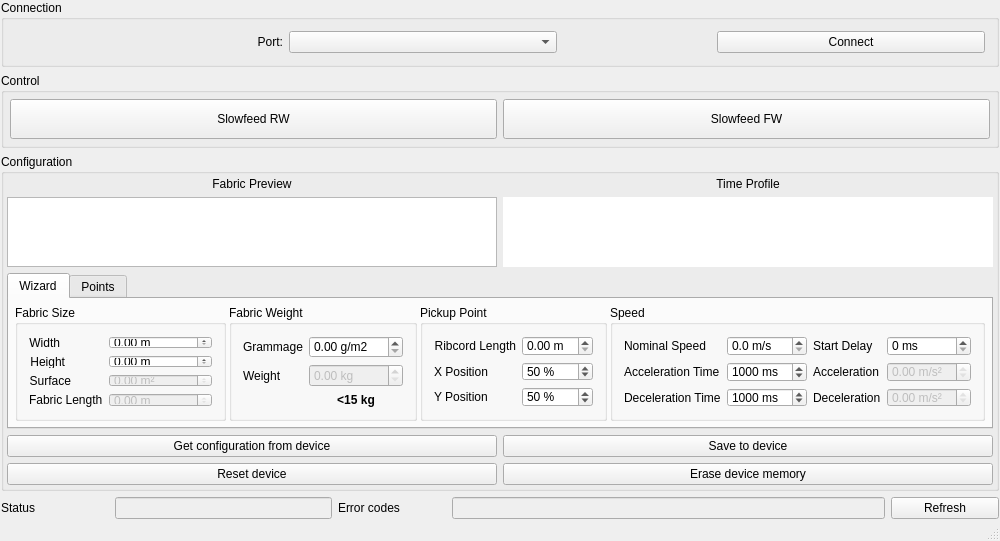
First picture: the form in tools/ABK_config/ABK_config.ui, repository exmachina-dev/ABK-firmware, before the edit.
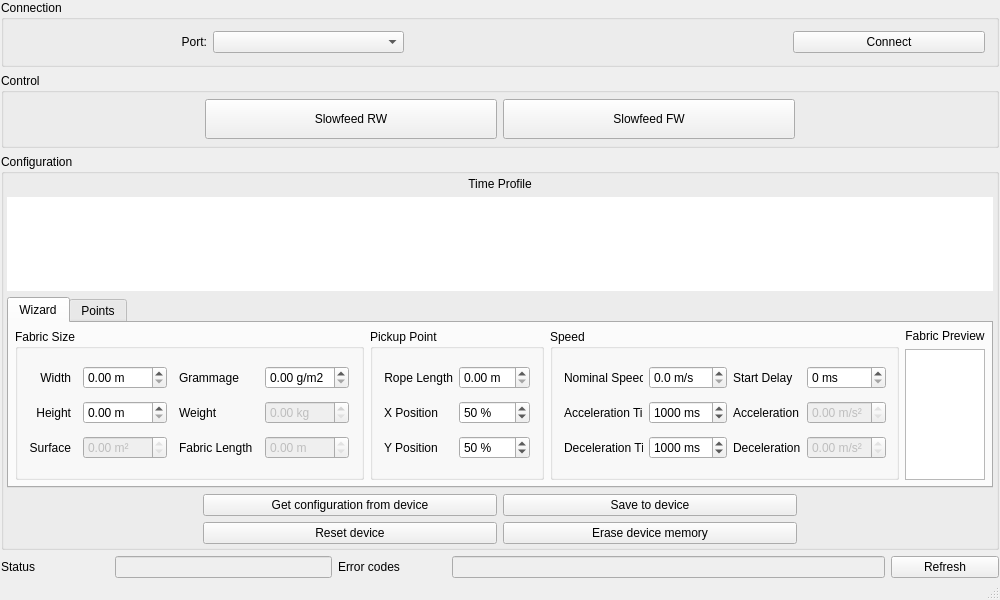
Second picture: the form after the edit. Icons and pictures are not drawn.

The edit to the form file:
```diff
--- a/tools/ABK_config/ABK_config.ui
+++ b/tools/ABK_config/ABK_config.ui
@@ -13,7 +13,7 @@
     <x>0</x>
     <y>0</y>
     <width>1000</width>
-    <height>541</height>
+    <height>600</height>
    </rect>
   </property>
   <property name="minimumSize">
@@ -68,7 +68,7 @@
         <property name="title">
          <string>Connection</string>
         </property>
-        <layout class="QHBoxLayout" name="horizontalLayout">
+        <layout class="QHBoxLayout" name="horizontalLayout" stretch="1,1,2,1">
          <item>
           <widget class="QLabel" name="portLabel">
            <property name="minimumSize">
@@ -125,7 +125,7 @@
         <property name="title">
          <string>Control</string>
         </property>
-        <layout class="QHBoxLayout" name="horizontalLayout_2">
+        <layout class="QHBoxLayout" name="horizontalLayout_2" stretch="2,3,3,2">
          <property name="leftMargin">
           <number>6</number>
          </property>
@@ -138,6 +138,19 @@
          <property name="bottomMargin">
           <number>6</number>
          </property>
+         <item>
+          <spacer name="horizontalSpacer_2">
+           <property name="orientation">
+            <enum>Qt::Horizontal</enum>
+           </property>
+           <property name="sizeHint" stdset="0">
+            <size>
+             <width>40</width>
+             <height>20</height>
+            </size>
+           </property>
+          </spacer>
+         </item>
          <item>
           <widget class="QPushButton" name="slowfeedRewindButton">
            <property name="sizePolicy">
@@ -176,6 +189,19 @@
            </property>
           </widget>
          </item>
+         <item>
+          <spacer name="horizontalSpacer_3">
+           <property name="orientation">
+            <enum>Qt::Horizontal</enum>
+           </property>
+           <property name="sizeHint" stdset="0">
+            <size>
+             <width>40</width>
+             <height>20</height>
+            </size>
+           </property>
+          </spacer>
+         </item>
         </layout>
        </widget>
       </item>
@@ -210,11 +236,11 @@
           <number>3</number>
          </property>
          <item>
-          <layout class="QGridLayout" name="gridLayout_7" rowstretch="1,1000" rowminimumheight="0,0">
+          <layout class="QGridLayout" name="gridLayout_7" rowstretch="0,0">
            <property name="horizontalSpacing">
             <number>6</number>
            </property>
-           <item row="0" column="1">
+           <item row="0" column="0">
             <widget class="QLabel" name="label">
              <property name="sizePolicy">
               <sizepolicy hsizetype="Preferred" vsizetype="Preferred">
@@ -230,7 +256,7 @@
              </property>
             </widget>
            </item>
-           <item row="1" column="1">
+           <item row="1" column="0">
             <widget class="QGraphicsView" name="profileView">
              <property name="sizePolicy">
               <sizepolicy hsizetype="MinimumExpanding" vsizetype="MinimumExpanding">
@@ -281,39 +307,6 @@
              </property>
             </widget>
            </item>
-           <item row="1" column="0">
-            <layout class="QVBoxLayout" name="verticalLayout_2" stretch="0">
-             <property name="spacing">
-              <number>0</number>
-             </property>
-             <item>
-              <widget class="QGraphicsView" name="fabricView">
-               <property name="lineWidth">
-                <number>2</number>
-               </property>
-               <property name="verticalScrollBarPolicy">
-                <enum>Qt::ScrollBarAlwaysOff</enum>
-               </property>
-               <property name="horizontalScrollBarPolicy">
-                <enum>Qt::ScrollBarAlwaysOff</enum>
-               </property>
-               <property name="sizeAdjustPolicy">
-                <enum>QAbstractScrollArea::AdjustToContents</enum>
-               </property>
-              </widget>
-             </item>
-            </layout>
-           </item>
-           <item row="0" column="0">
-            <widget class="QLabel" name="label_2">
-             <property name="text">
-              <string>Fabric Preview</string>
-             </property>
-             <property name="alignment">
-              <set>Qt::AlignCenter</set>
-             </property>
-            </widget>
-           </item>
           </layout>
          </item>
          <item>
@@ -357,7 +350,7 @@
               <attribute name="title">
                <string>Wizard</string>
               </attribute>
-              <layout class="QGridLayout" name="gridLayout_8" columnstretch="1,0,0,0,0,0">
+              <layout class="QGridLayout" name="gridLayout_8">
                <property name="leftMargin">
                 <number>6</number>
                </property>
@@ -371,168 +364,36 @@
                 <number>6</number>
                </property>
                <property name="spacing">
-                <number>3</number>
+                <number>6</number>
                </property>
-               <item row="1" column="2" colspan="2">
-                <widget class="QGroupBox" name="fabricWeightGroupBox">
-                 <property name="title">
-                  <string>Fabric Weight</string>
+               <item row="0" column="6">
+                <widget class="QLabel" name="label_2">
+                 <property name="text">
+                  <string>Fabric Preview</string>
                  </property>
-                 <layout class="QFormLayout" name="formLayout_4">
-                  <item row="0" column="0">
-                   <widget class="QLabel" name="fabricGrammageLabel">
-                    <property name="text">
-                     <string>Grammage</string>
-                    </property>
-                   </widget>
-                  </item>
-                  <item row="1" column="0">
-                   <widget class="QLabel" name="fabricWeightLabel">
-                    <property name="text">
-                     <string>Weight</string>
-                    </property>
-                   </widget>
-                  </item>
-                  <item row="0" column="1">
-                   <widget class="QDoubleSpinBox" name="fabricGrammageDoubleSpinBox">
-                    <property name="suffix">
-                     <string> g/m2</string>
-                    </property>
-                    <property name="maximum">
-                     <double>999.899999999999977</double>
-                    </property>
-                   </widget>
-                  </item>
-                  <item row="1" column="1">
-                   <widget class="QDoubleSpinBox" name="fabricWeightDoubleSpinBox">
-                    <property name="enabled">
-                     <bool>false</bool>
-                    </property>
-                    <property name="suffix">
-                     <string> kg</string>
-                    </property>
-                   </widget>
-                  </item>
-                  <item row="2" column="1">
-                   <widget class="QLabel" name="fabricWeightLimitLabel">
-                    <property name="font">
-                     <font>
-                      <weight>75</weight>
-                      <bold>true</bold>
-                     </font>
-                    </property>
-                    <property name="text">
-                     <string> &lt;15 kg</string>
-                    </property>
-                    <property name="textFormat">
-                     <enum>Qt::AutoText</enum>
-                    </property>
-                    <property name="alignment">
-                     <set>Qt::AlignCenter</set>
-                    </property>
-                   </widget>
-                  </item>
-                 </layout>
+                 <property name="alignment">
+                  <set>Qt::AlignCenter</set>
+                 </property>
                 </widget>
                </item>
-               <item row="1" column="4">
-                <widget class="QGroupBox" name="pickupPointGroupBox">
-                 <property name="sizePolicy">
-                  <sizepolicy hsizetype="Preferred" vsizetype="MinimumExpanding">
-                   <horstretch>0</horstretch>
-                   <verstretch>0</verstretch>
-                  </sizepolicy>
+               <item row="1" column="6">
+                <widget class="QGraphicsView" name="fabricView">
+                 <property name="lineWidth">
+                  <number>2</number>
                  </property>
-                 <property name="minimumSize">
-                  <size>
-                   <width>0</width>
-                   <height>100</height>
-                  </size>
+                 <property name="verticalScrollBarPolicy">
+                  <enum>Qt::ScrollBarAlwaysOff</enum>
                  </property>
-                 <property name="title">
-                  <string>Pickup Point</string>
+                 <property name="horizontalScrollBarPolicy">
+                  <enum>Qt::ScrollBarAlwaysOff</enum>
                  </property>
-                 <layout class="QFormLayout" name="formLayout_2">
-                  <item row="0" column="0">
-                   <widget class="QLabel" name="cableLengthLabel">
-                    <property name="text">
-                     <string>Ribcord Length</string>
-                    </property>
-                    <property name="alignment">
-                     <set>Qt::AlignRight|Qt::AlignTrailing|Qt::AlignVCenter</set>
-                    </property>
-                   </widget>
-                  </item>
-                  <item row="0" column="1">
-                   <widget class="QDoubleSpinBox" name="cableLengthDoubleSpinBox">
-                    <property name="suffix">
-                     <string> m</string>
-                    </property>
-                    <property name="maximum">
-                     <double>50.000000000000000</double>
-                    </property>
-                   </widget>
-                  </item>
-                  <item row="1" column="0">
-                   <widget class="QLabel" name="pickupPointXLabel">
-                    <property name="text">
-                     <string>X Position</string>
-                    </property>
-                   </widget>
-                  </item>
-                  <item row="1" column="1">
-                   <widget class="QSpinBox" name="pickupPointXSpinBox">
-                    <property name="suffix">
-                     <string> %</string>
-                    </property>
-                    <property name="prefix">
-                     <string/>
-                    </property>
-                    <property name="maximum">
-                     <number>100</number>
-                    </property>
-                    <property name="singleStep">
-                     <number>5</number>
-                    </property>
-                    <property name="value">
-                     <number>50</number>
-                    </property>
-                   </widget>
-                  </item>
-                  <item row="2" column="0">
-                   <widget class="QLabel" name="pickupPointYLabel">
-                    <property name="text">
-                     <string>Y Position</string>
-                    </property>
-                   </widget>
-                  </item>
-                  <item row="2" column="1">
-                   <widget class="QSpinBox" name="pickupPointYSpinBox">
-                    <property name="suffix">
-                     <string> %</string>
-                    </property>
-                    <property name="maximum">
-                     <number>100</number>
-                    </property>
-                    <property name="singleStep">
-                     <number>5</number>
-                    </property>
-                    <property name="value">
-                     <number>50</number>
-                    </property>
-                   </widget>
-                  </item>
-                 </layout>
+                 <property name="sizeAdjustPolicy">
+                  <enum>QAbstractScrollArea::AdjustToContents</enum>
+                 </property>
                 </widget>
                </item>
-               <item row="1" column="5">
+               <item row="0" column="5" rowspan="2">
                 <widget class="QGroupBox" name="speedGroupBox">
-                 <property name="sizePolicy">
-                  <sizepolicy hsizetype="Preferred" vsizetype="MinimumExpanding">
-                   <horstretch>0</horstretch>
-                   <verstretch>0</verstretch>
-                  </sizepolicy>
-                 </property>
                  <property name="minimumSize">
                   <size>
                    <width>0</width>
@@ -678,24 +539,112 @@
                  </layout>
                 </widget>
                </item>
-               <item row="1" column="0">
+               <item row="0" column="4" rowspan="2">
+                <widget class="QGroupBox" name="pickupPointGroupBox">
+                 <property name="minimumSize">
+                  <size>
+                   <width>0</width>
+                   <height>100</height>
+                  </size>
+                 </property>
+                 <property name="title">
+                  <string>Pickup Point</string>
+                 </property>
+                 <layout class="QGridLayout" name="gridLayout_4">
+                  <property name="horizontalSpacing">
+                   <number>6</number>
+                  </property>
+                  <item row="0" column="0">
+                   <widget class="QLabel" name="cableLengthLabel">
+                    <property name="text">
+                     <string>Rope Length</string>
+                    </property>
+                    <property name="alignment">
+                     <set>Qt::AlignRight|Qt::AlignTrailing|Qt::AlignVCenter</set>
+                    </property>
+                   </widget>
+                  </item>
+                  <item row="0" column="1">
+                   <widget class="QDoubleSpinBox" name="cableLengthDoubleSpinBox">
+                    <property name="suffix">
+                     <string> m</string>
+                    </property>
+                    <property name="maximum">
+                     <double>50.000000000000000</double>
+                    </property>
+                   </widget>
+                  </item>
+                  <item row="1" column="0">
+                   <widget class="QLabel" name="pickupPointXLabel">
+                    <property name="text">
+                     <string>X Position</string>
+                    </property>
+                   </widget>
+                  </item>
+                  <item row="1" column="1">
+                   <widget class="QSpinBox" name="pickupPointXSpinBox">
+                    <property name="suffix">
+                     <string> %</string>
+                    </property>
+                    <property name="prefix">
+                     <string/>
+                    </property>
+                    <property name="maximum">
+                     <number>100</number>
+                    </property>
+                    <property name="singleStep">
+                     <number>5</number>
+                    </property>
+                    <property name="value">
+                     <number>50</number>
+                    </property>
+                   </widget>
+                  </item>
+                  <item row="2" column="0">
+                   <widget class="QLabel" name="pickupPointYLabel">
+                    <property name="text">
+                     <string>Y Position</string>
+                    </property>
+                   </widget>
+                  </item>
+                  <item row="2" column="1">
+                   <widget class="QSpinBox" name="pickupPointYSpinBox">
+                    <property name="suffix">
+                     <string> %</string>
+                    </property>
+                    <property name="maximum">
+                     <number>100</number>
+                    </property>
+                    <property name="singleStep">
+                     <number>5</number>
+                    </property>
+                    <property name="value">
+                     <number>50</number>
+                    </property>
+                   </widget>
+                  </item>
+                 </layout>
+                </widget>
+               </item>
+               <item row="0" column="1" rowspan="2">
                 <widget class="QGroupBox" name="fabricSizeGroupBox">
-                 <property name="sizePolicy">
-                  <sizepolicy hsizetype="Preferred" vsizetype="MinimumExpanding">
-                   <horstretch>0</horstretch>
-                   <verstretch>0</verstretch>
-                  </sizepolicy>
-                 </property>
-                 <property name="minimumSize">
-                  <size>
-                   <width>0</width>
-                   <height>100</height>
-                  </size>
-                 </property>
                  <property name="title">
                   <string>Fabric Size</string>
                  </property>
-                 <layout class="QFormLayout" name="formLayout">
+                 <layout class="QGridLayout" name="gridLayout_2" columnstretch="1,1,1,1">
+                  <property name="horizontalSpacing">
+                   <number>12</number>
+                  </property>
+                  <property name="verticalSpacing">
+                   <number>6</number>
+                  </property>
+                  <item row="0" column="2">
+                   <widget class="QLabel" name="fabricGrammageLabel">
+                    <property name="text">
+                     <string>Grammage</string>
+                    </property>
+                   </widget>
+                  </item>
                   <item row="0" column="0">
                    <widget class="QLabel" name="fabricWidthLabel">
                     <property name="text">
@@ -716,6 +665,16 @@
                     </property>
                    </widget>
                   </item>
+                  <item row="2" column="0">
+                   <widget class="QLabel" name="fabricSurfaceLabel">
+                    <property name="text">
+                     <string>Surface</string>
+                    </property>
+                    <property name="alignment">
+                     <set>Qt::AlignRight|Qt::AlignTrailing|Qt::AlignVCenter</set>
+                    </property>
+                   </widget>
+                  </item>
                   <item row="1" column="0">
                    <widget class="QLabel" name="fabricHeighLabel">
                     <property name="text">
@@ -736,16 +695,6 @@
                     </property>
                    </widget>
                   </item>
-                  <item row="2" column="0">
-                   <widget class="QLabel" name="fabricSurfaceLabel">
-                    <property name="text">
-                     <string>Surface</string>
-                    </property>
-                    <property name="alignment">
-                     <set>Qt::AlignRight|Qt::AlignTrailing|Qt::AlignVCenter</set>
-                    </property>
-                   </widget>
-                  </item>
                   <item row="2" column="1">
                    <widget class="QDoubleSpinBox" name="fabricSurfaceDoubleSpinBox">
                     <property name="enabled">
@@ -768,14 +717,34 @@
                     </property>
                    </widget>
                   </item>
-                  <item row="3" column="0">
-                   <widget class="QLabel" name="fabricLengthLabel">
+                  <item row="0" column="3">
+                   <widget class="QDoubleSpinBox" name="fabricGrammageDoubleSpinBox">
+                    <property name="suffix">
+                     <string> g/m2</string>
+                    </property>
+                    <property name="maximum">
+                     <double>999.899999999999977</double>
+                    </property>
+                   </widget>
+                  </item>
+                  <item row="1" column="3">
+                   <widget class="QDoubleSpinBox" name="fabricWeightDoubleSpinBox">
+                    <property name="enabled">
+                     <bool>false</bool>
+                    </property>
+                    <property name="suffix">
+                     <string> kg</string>
+                    </property>
+                   </widget>
+                  </item>
+                  <item row="1" column="2">
+                   <widget class="QLabel" name="fabricWeightLabel">
                     <property name="text">
-                     <string>Fabric Length</string>
+                     <string>Weight</string>
                     </property>
                    </widget>
                   </item>
-                  <item row="3" column="1">
+                  <item row="2" column="3">
                    <widget class="QDoubleSpinBox" name="fabricLengthDoubleSpinBox">
                     <property name="enabled">
                      <bool>false</bool>
@@ -797,6 +766,13 @@
                     </property>
                    </widget>
                   </item>
+                  <item row="2" column="2">
+                   <widget class="QLabel" name="fabricLengthLabel">
+                    <property name="text">
+                     <string>Fabric Length</string>
+                    </property>
+                   </widget>
+                  </item>
                  </layout>
                 </widget>
                </item>
@@ -1001,38 +977,38 @@
           </layout>
          </item>
          <item>
-          <layout class="QGridLayout" name="gridLayout_5">
+          <layout class="QGridLayout" name="gridLayout_5" columnstretch="2,3,3,2">
            <property name="topMargin">
             <number>0</number>
            </property>
            <property name="horizontalSpacing">
             <number>6</number>
            </property>
-           <item row="0" column="0">
-            <widget class="QPushButton" name="getConfigButton">
-             <property name="styleSheet">
-              <string notr="true"/>
-             </property>
-             <property name="text">
-              <string>Get configuration from device</string>
-             </property>
-            </widget>
-           </item>
-           <item row="0" column="1">
+           <item row="0" column="2">
             <widget class="QPushButton" name="saveConfigButton">
              <property name="text">
               <string>Save to device</string>
              </property>
             </widget>
            </item>
-           <item row="1" column="0">
+           <item row="0" column="1">
+            <widget class="QPushButton" name="getConfigButton">
+             <property name="styleSheet">
+              <string notr="true"/>
+             </property>
+             <property name="text">
+              <string>Get configuration from device</string>
+             </property>
+            </widget>
+           </item>
+           <item row="1" column="1">
             <widget class="QPushButton" name="resetButton">
              <property name="text">
               <string>Reset device</string>
              </property>
             </widget>
            </item>
-           <item row="1" column="1">
+           <item row="1" column="2">
             <widget class="QPushButton" name="eraseButton">
              <property name="text">
               <string>Erase device memory</string>
@@ -1042,6 +1018,32 @@
              </property>
             </widget>
            </item>
+           <item row="1" column="0">
+            <spacer name="horizontalSpacer_4">
+             <property name="orientation">
+              <enum>Qt::Horizontal</enum>
+             </property>
+             <property name="sizeHint" stdset="0">
+              <size>
+               <width>40</width>
+               <height>20</height>
+              </size>
+             </property>
+            </spacer>
+           </item>
+           <item row="1" column="3">
+            <spacer name="horizontalSpacer_5">
+             <property name="orientation">
+              <enum>Qt::Horizontal</enum>
+             </property>
+             <property name="sizeHint" stdset="0">
+              <size>
+               <width>40</width>
+               <height>20</height>
+              </size>
+             </property>
+            </spacer>
+           </item>
           </layout>
          </item>
         </layout>
```
